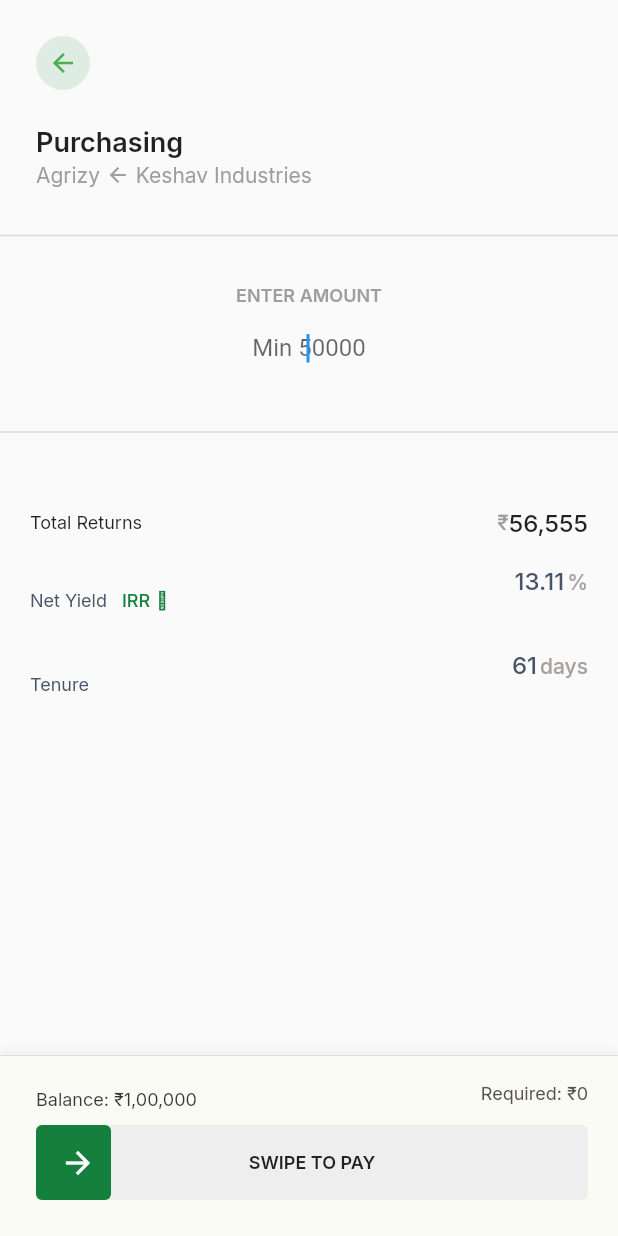
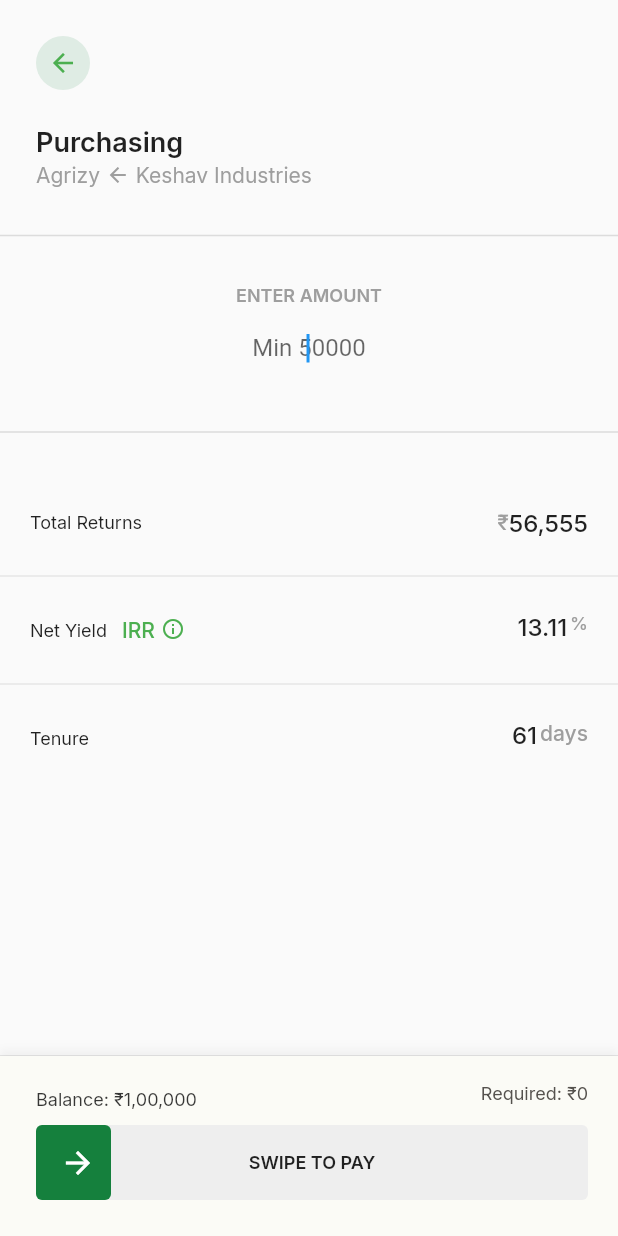
Before and after one commit to SatyamKr07/tap_invest_satyam, a Flutter app: the PruchasingPage2 screen opened directly, on a phone screen of 412 x 824 dp. Run offline on Flutter 3.47's test engine with Material 2 defaults, Android fonts, the phone set to English and light mode, and no system bars; our stand-ins replace google_fonts.

Commit message:
Ui imporvements in Purchasing page

```diff
--- a/lib/pages/purchasing_page/pruchasing_page.dart
+++ b/lib/pages/purchasing_page/pruchasing_page.dart
@@ -120,24 +120,6 @@
                       );
                     },
                   ),
-
-                  //  TextField(
-                  //   textAlign: TextAlign.center,
-                  //   autofocus: true,
-                  //   keyboardType: TextInputType.number,
-                  //   decoration: InputDecoration(
-                  //     hintText: 'Min 50000',
-                  //     enabledBorder: UnderlineInputBorder(
-                  //       borderSide: BorderSide(color: Colors.transparent),
-                  //     ),
-                  //     focusedBorder: UnderlineInputBorder(
-                  //       borderSide: BorderSide(color: Colors.transparent),
-                  //     ),
-                  //   ),
-                  //   onChanged: (value) {
-                  //     return purchasingProvider.setAmount(int.parse(value));
-                  //   },
-                  // ),
                 ),
               ],
             ),
@@ -145,8 +127,7 @@
           SizedBox(height: 24),
           Divider(thickness: 1),
           SizedBox(height: 24),
-          Expanded(
-            child: Container(
+          Container(
             width: double.infinity,
             clipBehavior: Clip.antiAlias,
             decoration: ShapeDecoration(
@@ -160,7 +141,6 @@
               children: [
                 Container(
                   width: double.infinity,
-                    height: 168,
                   child: Column(
                     mainAxisSize: MainAxisSize.min,
                     mainAxisAlignment: MainAxisAlignment.start,
@@ -172,27 +152,23 @@
                             horizontal: 20, vertical: 16),
                         child: Row(
                           mainAxisSize: MainAxisSize.min,
-                            mainAxisAlignment: MainAxisAlignment.start,
+                          mainAxisAlignment: MainAxisAlignment.spaceBetween,
                           crossAxisAlignment: CrossAxisAlignment.center,
                           children: [
                             SizedBox(
-                                width: 155,
                               child: Text('Total Returns',
                                   style: MyTestStyles.Inter40012),
                             ),
                             const SizedBox(width: 4),
-                              Expanded(
-                                child: Container(
+                            Container(
                               height: 24,
                               child: Row(
                                 mainAxisSize: MainAxisSize.min,
                                 mainAxisAlignment: MainAxisAlignment.end,
-                                    crossAxisAlignment:
-                                        CrossAxisAlignment.center,
+                                crossAxisAlignment: CrossAxisAlignment.center,
                                 children: [
                                   Text('₹',
-                                          style:
-                                              MyTestStyles.Inter50014.copyWith(
+                                      style: MyTestStyles.Inter50014.copyWith(
                                           color: Colors.grey)),
                                   Text(
                                     purchasingProvider.totalReturns
@@ -203,22 +179,14 @@
                                 ],
                               ),
                             ),
-                              ),
                           ],
                         ),
                       ),
+                      Divider(),
                       Container(
                         width: double.infinity,
                         padding: const EdgeInsets.symmetric(
                             horizontal: 20, vertical: 16),
-                          decoration: BoxDecoration(
-                              // border: Border.only(
-                              //   left: BorderSide(color: Color(0xFFE4E4E7)),
-                              //   top: BorderSide(color: Color(0xFFE4E4E7)),
-                              //   right: BorderSide(color: Color(0xFFE4E4E7)),
-                              //   bottom: BorderSide(width: 1, color: Color(0xFFE4E4E7)),
-                              // ),
-                              ),
                         child: Row(
                           mainAxisSize: MainAxisSize.min,
                           mainAxisAlignment: MainAxisAlignment.start,
@@ -231,16 +199,8 @@
                                 mainAxisAlignment: MainAxisAlignment.start,
                                 crossAxisAlignment: CrossAxisAlignment.center,
                                 children: [
-                                    Text(
-                                      'Net Yield',
-                                      style: TextStyle(
-                                        color: Color(0xFF475569),
-                                        fontSize: 12,
-                                        fontFamily: 'Inter',
-                                        fontWeight: FontWeight.w400,
-                                        height: 0.12,
-                                      ),
-                                    ),
+                                  Text('Net Yield',
+                                      style: MyTestStyles.Inter40012),
                                   const SizedBox(width: 10),
                                   Container(
                                     child: Row(
@@ -250,27 +210,15 @@
                                       crossAxisAlignment:
                                           CrossAxisAlignment.start,
                                       children: [
-                                          Text(
-                                            'IRR',
-                                            style: TextStyle(
-                                              color: Color(0xFF15803D),
-                                              fontSize: 12,
-                                              fontFamily: 'Inter',
-                                              fontWeight: FontWeight.w500,
-                                              height: 0.12,
-                                            ),
-                                          ),
+                                        Text('IRR',
+                                            style: MyTestStyles.Inter50014
+                                                .copyWith(color: Colors.green)),
                                         const SizedBox(width: 4),
-                                          Text(
-                                            '􀅴',
-                                            style: TextStyle(
-                                              color: Color(0xFF15803D),
-                                              fontSize: 12,
-                                              fontFamily: 'SF Pro',
-                                              fontWeight: FontWeight.w500,
-                                              height: 0.12,
-                                            ),
-                                          ),
+                                        Icon(
+                                          Icons.info_outline,
+                                          color: Colors.green,
+                                          size: 16,
+                                        )
                                       ],
                                     ),
                                   ),
@@ -284,30 +232,16 @@
                                 child: Row(
                                   mainAxisSize: MainAxisSize.min,
                                   mainAxisAlignment: MainAxisAlignment.end,
-                                    crossAxisAlignment:
-                                        CrossAxisAlignment.start,
+                                  crossAxisAlignment: CrossAxisAlignment.start,
                                   children: [
                                     Text(
                                       '13.11',
-                                        style: TextStyle(
-                                          color: Color(0xFF475569),
-                                          fontSize: 16,
-                                          fontFamily: 'Inter',
-                                          fontWeight: FontWeight.w500,
-                                          height: 0.09,
-                                        ),
+                                      style: MyTestStyles.Inter50016,
                                     ),
                                     const SizedBox(width: 2),
-                                      Text(
-                                        '%',
-                                        style: TextStyle(
-                                          color: Color(0xFFA8A29E),
-                                          fontSize: 14,
-                                          fontFamily: 'Inter',
-                                          fontWeight: FontWeight.w500,
-                                          height: 0.11,
-                                        ),
-                                      ),
+                                    Text('%',
+                                        style: MyTestStyles.Inter50012.copyWith(
+                                            color: Colors.grey)),
                                   ],
                                 ),
                               ),
@@ -315,18 +249,11 @@
                           ],
                         ),
                       ),
+                      Divider(),
                       Container(
                         width: double.infinity,
                         padding: const EdgeInsets.symmetric(
                             horizontal: 20, vertical: 16),
-                          decoration: BoxDecoration(
-                              // border: Border.only(
-                              //   left: BorderSide(),
-                              //   top: BorderSide(),
-                              //   right: BorderSide(),
-                              //   bottom: BorderSide(width: 1),
-                              // ),
-                              ),
                         child: Row(
                           mainAxisSize: MainAxisSize.min,
                           mainAxisAlignment: MainAxisAlignment.start,
@@ -334,16 +261,8 @@
                           children: [
                             SizedBox(
                               width: 155,
-                                child: Text(
-                                  'Tenure',
-                                  style: TextStyle(
-                                    color: Color(0xFF475569),
-                                    fontSize: 12,
-                                    fontFamily: 'Inter',
-                                    fontWeight: FontWeight.w400,
-                                    height: 0.12,
-                                  ),
-                                ),
+                              child: Text('Tenure',
+                                  style: MyTestStyles.Inter40012),
                             ),
                             const SizedBox(width: 4),
                             Expanded(
@@ -352,30 +271,14 @@
                                 child: Row(
                                   mainAxisSize: MainAxisSize.min,
                                   mainAxisAlignment: MainAxisAlignment.end,
-                                    crossAxisAlignment:
-                                        CrossAxisAlignment.start,
+                                  crossAxisAlignment: CrossAxisAlignment.start,
                                   children: [
-                                      Text(
-                                        '61',
-                                        style: TextStyle(
-                                          color: Color(0xFF475569),
-                                          fontSize: 16,
-                                          fontFamily: 'Inter',
-                                          fontWeight: FontWeight.w500,
-                                          height: 0.09,
-                                        ),
-                                      ),
+                                    Text('61', style: MyTestStyles.Inter50016),
                                     const SizedBox(width: 2),
-                                      Text(
-                                        'days',
-                                        style: TextStyle(
-                                          color: Color(0xFFA8A29E),
-                                          fontSize: 14,
-                                          fontFamily: 'Inter',
-                                          fontWeight: FontWeight.w500,
-                                          height: 0.11,
-                                        ),
-                                      ),
+                                    Text('days',
+                                        style: MyTestStyles.Inter50014.copyWith(
+                                          color: Colors.grey,
+                                        )),
                                   ],
                                 ),
                               ),
@@ -387,7 +290,6 @@
                   ),
                 ),
               ],
-              ),
             ),
           ),
         ],
--- a/lib/utils/my_text_styles.dart
+++ b/lib/utils/my_text_styles.dart
@@ -14,6 +14,14 @@
     return TextStyle(
       fontWeight: FontWeight.w400,
       fontSize: 14,
+      fontFamily: GoogleFonts.inter().fontFamily,
+    );
+  }
+
+  static TextStyle get Inter50012 {
+    return TextStyle(
+      fontWeight: FontWeight.w500,
+      fontSize: 12,
       fontFamily: GoogleFonts.inter().fontFamily,
     );
   }
```
Lines whose indentation alone changed are shown as unchanged.
